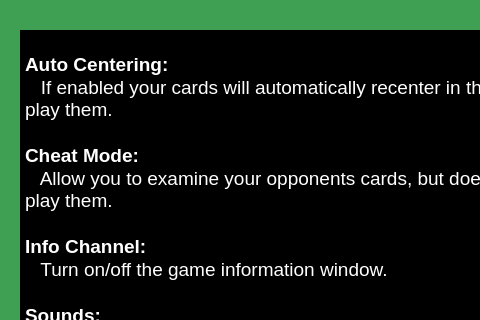
Above: settings.ui from Rescator7/Hearts before the change; both pictures show x 0 to 480 and y 0 to 320 of the 680 by 580 pixel window. Below: the same form after it.
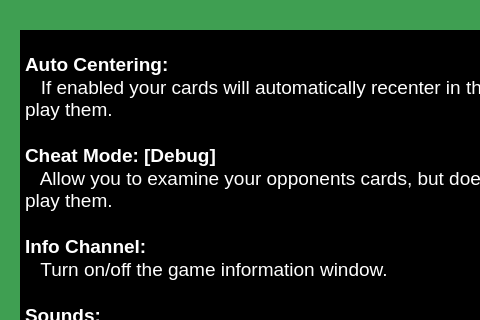
That is the form after the change.

What changed in the file:
```diff
--- a/settings.ui
+++ b/settings.ui
@@ -882,7 +882,7 @@
 &lt;p style=&quot; margin-top:0px; margin-bottom:0px; margin-left:0px; margin-right:0px; -qt-block-indent:0; text-indent:0px;&quot;&gt;&lt;span style=&quot; font-size:14pt; font-weight:600;&quot;&gt;Auto Centering:&lt;/span&gt;&lt;/p&gt;
 &lt;p style=&quot; margin-top:0px; margin-bottom:0px; margin-left:0px; margin-right:0px; -qt-block-indent:0; text-indent:0px;&quot;&gt;&lt;span style=&quot; font-size:14pt; font-weight:600;&quot;&gt;  &lt;/span&gt;&lt;span style=&quot; font-size:14pt;&quot;&gt; If enabled your cards will automatically recenter in the window as you play them.&lt;/span&gt;&lt;/p&gt;
 &lt;p style=&quot;-qt-paragraph-type:empty; margin-top:0px; margin-bottom:0px; margin-left:0px; margin-right:0px; -qt-block-indent:0; text-indent:0px; font-size:14pt;&quot;&gt;&lt;br /&gt;&lt;/p&gt;
-&lt;p style=&quot; margin-top:0px; margin-bottom:0px; margin-left:0px; margin-right:0px; -qt-block-indent:0; text-indent:0px;&quot;&gt;&lt;span style=&quot; font-size:14pt; font-weight:600;&quot;&gt;Cheat Mode:&lt;/span&gt;&lt;/p&gt;
+&lt;p style=&quot; margin-top:0px; margin-bottom:0px; margin-left:0px; margin-right:0px; -qt-block-indent:0; text-indent:0px;&quot;&gt;&lt;span style=&quot; font-size:14pt; font-weight:600;&quot;&gt;Cheat Mode: [Debug]&lt;/span&gt;&lt;/p&gt;
 &lt;p style=&quot; margin-top:0px; margin-bottom:0px; margin-left:0px; margin-right:0px; -qt-block-indent:0; text-indent:0px;&quot;&gt;&lt;span style=&quot; font-size:14pt; font-weight:600;&quot;&gt; &lt;/span&gt;&lt;span style=&quot; font-size:14pt;&quot;&gt;  Allow you to examine your opponents cards, but doesn't allow you to play them.&lt;/span&gt;&lt;/p&gt;
 &lt;p style=&quot;-qt-paragraph-type:empty; margin-top:0px; margin-bottom:0px; margin-left:0px; margin-right:0px; -qt-block-indent:0; text-indent:0px; font-size:14pt;&quot;&gt;&lt;br /&gt;&lt;/p&gt;
 &lt;p style=&quot; margin-top:0px; margin-bottom:0px; margin-left:0px; margin-right:0px; -qt-block-indent:0; text-indent:0px;&quot;&gt;&lt;span style=&quot; font-size:14pt; font-weight:600;&quot;&gt;Info Channel:&lt;/span&gt;&lt;/p&gt;
```
